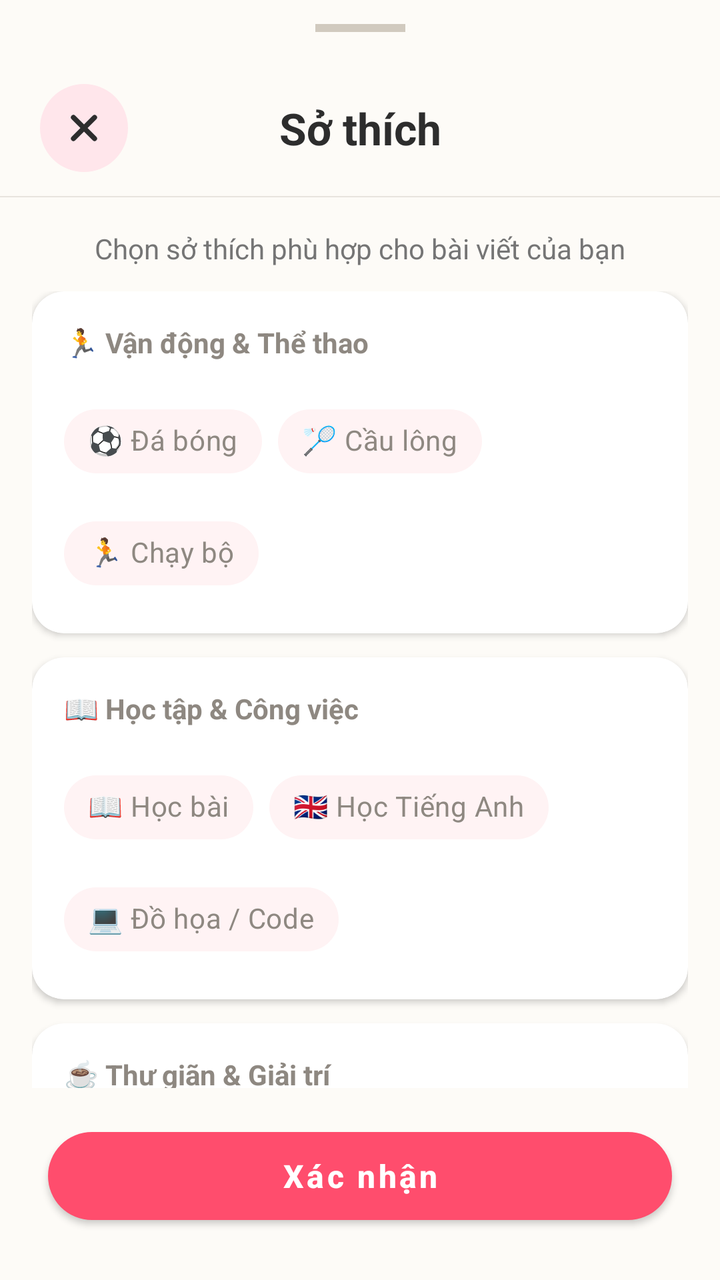
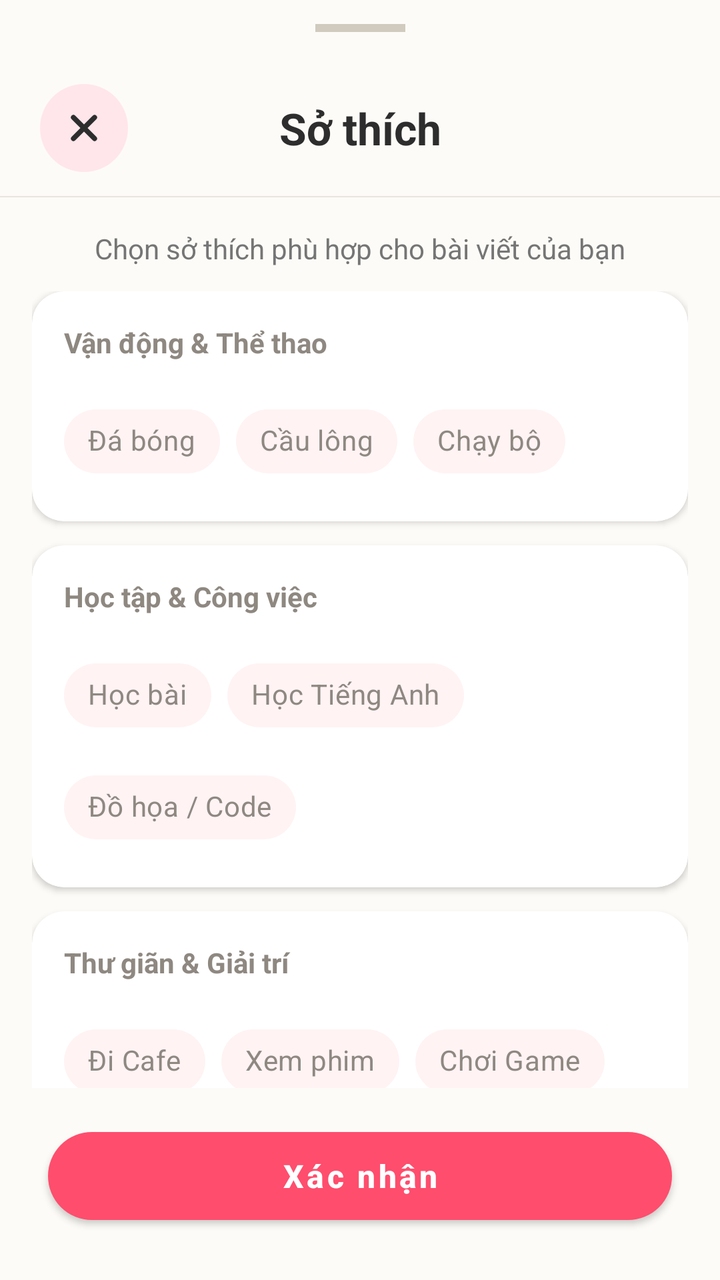

An Android layout rendered at two revisions. The XML below is the earlier revision; the diff shows what the commit changed to produce the second picture.
<!-- AndroidManifest.xml: application theme Theme.Weconnect -->
<!-- res/layout/layout_tag_interest.xml -->
<?xml version="1.0" encoding="utf-8"?>
<androidx.constraintlayout.widget.ConstraintLayout
    xmlns:android="http://schemas.android.com/apk/res/android"
    xmlns:app="http://schemas.android.com/apk/res-auto"
    android:layout_width="match_parent"
    android:layout_height="match_parent"
    android:background="@color/soft_beige"
    android:fitsSystemWindows="true">

    <View
        android:id="@+id/viewHandle"
        android:layout_width="45dp"
        android:layout_height="4dp"
        android:layout_marginTop="12dp"
        android:background="#D1CAbF"
        app:layout_constraintTop_toTopOf="parent"
        app:layout_constraintStart_toStartOf="parent"
        app:layout_constraintEnd_toEndOf="parent" />

    
    <androidx.constraintlayout.widget.ConstraintLayout
        android:id="@+id/headerInterest"
        android:layout_width="match_parent"
        android:layout_height="wrap_content"
        android:layout_marginTop="14dp"
        android:paddingHorizontal="20dp"
        android:paddingTop="12dp"
        android:paddingBottom="12dp"
        app:layout_constraintTop_toBottomOf="@id/viewHandle">

        <ImageView
            android:id="@+id/ivCloseInterest"
            android:layout_width="44dp"
            android:layout_height="44dp"
            android:background="@drawable/bg_action_icon_circle"
            android:clickable="true"
            android:contentDescription="Đóng"
            android:focusable="true"
            android:padding="12dp"
            android:src="@drawable/ic_close"
            app:layout_constraintStart_toStartOf="parent"
            app:layout_constraintTop_toTopOf="parent"
            app:layout_constraintBottom_toBottomOf="parent"
            app:tint="@color/text_primary" />

        <TextView
            android:id="@+id/tvTagTitle"
            android:layout_width="wrap_content"
            android:layout_height="wrap_content"
            android:text="Sở thích"
            android:textColor="@color/text_primary"
            android:textSize="22sp"
            android:textStyle="bold"
            app:layout_constraintTop_toTopOf="parent"
            app:layout_constraintBottom_toBottomOf="parent"
            app:layout_constraintStart_toStartOf="parent"
            app:layout_constraintEnd_toEndOf="parent" />
    </androidx.constraintlayout.widget.ConstraintLayout>

    <View
        android:id="@+id/dividerInterest"
        android:layout_width="match_parent"
        android:layout_height="0.5dp"
        android:background="#E8E4DE"
        app:layout_constraintTop_toBottomOf="@id/headerInterest" />

    
    <TextView
        android:id="@+id/tvInterestDesc"
        android:layout_width="match_parent"
        android:layout_height="wrap_content"
        android:layout_marginTop="16dp"
        android:gravity="center"
        android:paddingHorizontal="24dp"
        android:text="Chọn sở thích phù hợp cho bài viết của bạn"
        android:textColor="@color/text_secondary"
        android:textSize="14sp"
        app:layout_constraintTop_toBottomOf="@id/dividerInterest" />

    <androidx.core.widget.NestedScrollView
        android:id="@+id/scrollContent"
        android:layout_width="match_parent"
        android:layout_height="0dp"
        android:layout_marginTop="12dp"
        android:layout_marginBottom="16dp"
        app:layout_constraintTop_toBottomOf="@id/tvInterestDesc"
        app:layout_constraintBottom_toTopOf="@id/btnOkInterest">

        <LinearLayout
            android:layout_width="match_parent"
            android:layout_height="wrap_content"
            android:orientation="vertical"
            android:paddingHorizontal="16dp">

            
            <com.google.android.material.card.MaterialCardView
                android:layout_width="match_parent"
                android:layout_height="wrap_content"
                android:layout_marginBottom="12dp"
                app:cardBackgroundColor="@color/card_surface"
                app:cardCornerRadius="16dp"
                app:cardElevation="2dp"
                app:strokeWidth="0dp">

                <LinearLayout
                    android:layout_width="match_parent"
                    android:layout_height="wrap_content"
                    android:orientation="vertical"
                    android:padding="16dp">

                    <TextView style="@style/TagCategoryHeader" android:text="🏃 Vận động &amp; Thể thao" />
                    <com.google.android.material.chip.ChipGroup
                        android:id="@+id/groupSport"
                        style="@style/CustomChipGroupStyle"
                        android:layout_marginTop="8dp"
                        android:clipToPadding="false">
                        <com.google.android.material.chip.Chip style="@style/CustomChipChoice" android:text="⚽ Đá bóng" />
                        <com.google.android.material.chip.Chip style="@style/CustomChipChoice" android:text="🏸 Cầu lông" />
                        <com.google.android.material.chip.Chip style="@style/CustomChipChoice" android:text="🏃 Chạy bộ" />
                    </com.google.android.material.chip.ChipGroup>
                </LinearLayout>
            </com.google.android.material.card.MaterialCardView>

            
            <com.google.android.material.card.MaterialCardView
                android:layout_width="match_parent"
                android:layout_height="wrap_content"
                android:layout_marginBottom="12dp"
                app:cardBackgroundColor="@color/card_surface"
                app:cardCornerRadius="16dp"
                app:cardElevation="2dp"
                app:strokeWidth="0dp">

                <LinearLayout
                    android:layout_width="match_parent"
                    android:layout_height="wrap_content"
                    android:orientation="vertical"
                    android:padding="16dp">

                    <TextView style="@style/TagCategoryHeader" android:text="📖 Học tập &amp; Công việc" />
                    <com.google.android.material.chip.ChipGroup
                        android:id="@+id/groupStudy"
                        style="@style/CustomChipGroupStyle"
                        android:layout_marginTop="8dp">
                        <com.google.android.material.chip.Chip style="@style/CustomChipChoice" android:text="📖 Học bài" />
                        <com.google.android.material.chip.Chip style="@style/CustomChipChoice" android:text="🇬🇧 Học Tiếng Anh" />
                        <com.google.android.material.chip.Chip style="@style/CustomChipChoice" android:text="💻 Đồ họa / Code" />
                    </com.google.android.material.chip.ChipGroup>
                </LinearLayout>
            </com.google.android.material.card.MaterialCardView>

            
            <com.google.android.material.card.MaterialCardView
                android:layout_width="match_parent"
                android:layout_height="wrap_content"
                android:layout_marginBottom="12dp"
                app:cardBackgroundColor="@color/card_surface"
                app:cardCornerRadius="16dp"
                app:cardElevation="2dp"
                app:strokeWidth="0dp">

                <LinearLayout
                    android:layout_width="match_parent"
                    android:layout_height="wrap_content"
                    android:orientation="vertical"
                    android:padding="16dp">

                    <TextView style="@style/TagCategoryHeader" android:text="☕ Thư giãn &amp; Giải trí" />
                    <com.google.android.material.chip.ChipGroup
                        android:id="@+id/groupChill"
                        style="@style/CustomChipGroupStyle"
                        android:layout_marginTop="8dp">
                        <com.google.android.material.chip.Chip style="@style/CustomChipChoice" android:text="☕ Đi Cafe" />
                        <com.google.android.material.chip.Chip style="@style/CustomChipChoice" android:text="🍿 Xem phim" />
                        <com.google.android.material.chip.Chip style="@style/CustomChipChoice" android:text="🎮 Chơi Game" />
                    </com.google.android.material.chip.ChipGroup>
                </LinearLayout>
            </com.google.android.material.card.MaterialCardView>

        </LinearLayout>
    </androidx.core.widget.NestedScrollView>

    <com.google.android.material.button.MaterialButton
        android:id="@+id/btnOkInterest"
        android:layout_width="0dp"
        android:layout_height="56dp"
        android:layout_marginHorizontal="24dp"
        android:layout_marginBottom="24dp"
        android:text="Xác nhận"
        android:textAllCaps="false"
        android:textColor="@android:color/white"
        android:textSize="16sp"
        android:textStyle="bold"
        app:backgroundTint="@color/primary_pink"
        app:cornerRadius="28dp"
        app:elevation="6dp"
        app:layout_constraintBottom_toBottomOf="parent"
        app:layout_constraintStart_toStartOf="parent"
        app:layout_constraintEnd_toEndOf="parent" />

</androidx.constraintlayout.widget.ConstraintLayout>
<!-- resources referenced by this layout -->
<resources>
  <color name="card_surface">#FFFFFF</color>
  <color name="primary_pink">#FF4D6D</color>
  <color name="soft_beige">#FDFBF7</color>
  <color name="text_primary">#2D2D2D</color>
  <color name="text_secondary">#757575</color>
  <!-- drawable bg_action_icon_circle (drawable) -->
  <?xml version="1.0" encoding="utf-8"?>
  <shape xmlns:android="http://schemas.android.com/apk/res/android"
      android:shape="oval">
      <solid android:color="@color/secondary_pink" />
  </shape>
  <!-- drawable ic_close (drawable) -->
  <vector xmlns:android="http://schemas.android.com/apk/res/android"
      android:width="800dp"
      android:height="800dp"
      android:viewportWidth="1024"
      android:viewportHeight="1024">
    <path
        android:pathData="M195.2,195.2a64,64 0,0 1,90.5 0L512,421.5 738.3,195.2a64,64 0,0 1,90.5 90.5L602.5,512 828.8,738.3a64,64 0,0 1,-90.5 90.5L512,602.5 285.7,828.8a64,64 0,0 1,-90.5 -90.5L421.5,512 195.2,285.7a64,64 0,0 1,0 -90.5z"
        android:fillColor="#000000"/>
  </vector>
  <style name="CustomChipGroupStyle">
          <item name="android:layout_width">match_parent</item>
          <item name="android:layout_height">wrap_content</item>
          <item name="chipSpacingHorizontal">8dp</item>
          <item name="chipSpacingVertical">8dp</item>
          <item name="singleSelection">true</item>
      </style>
  <style name="TagCategoryHeader">
          <item name="android:layout_width">match_parent</item>
          <item name="android:layout_height">wrap_content</item>
          <item name="android:textColor">#8E8881</item>
          <item name="android:textSize">14sp</item>
          <item name="android:textStyle">bold</item>
          <item name="android:paddingBottom">8dp</item>
      </style>
  <style name="Theme.Weconnect" parent="Theme.MaterialComponents.DayNight.NoActionBar">
          <item name="materialAlertDialogTheme">@style/Dialog.App</item>
      </style>
  <color name="secondary_pink">#FFE6EB</color>
  <!-- drawable ic_check (drawable) -->
  <vector xmlns:android="http://schemas.android.com/apk/res/android"
      android:width="800dp"
      android:height="800dp"
      android:viewportWidth="24"
      android:viewportHeight="24">
    <path
        android:pathData="M4,12.611L8.923,17.5L20,6.5"
        android:strokeLineJoin="round"
        android:strokeWidth="2"
        android:fillColor="#00000000"
        android:strokeColor="#000000"
        android:strokeLineCap="round"/>
  </vector>
  <style name="Dialog.App" parent="ThemeOverlay.MaterialComponents.MaterialAlertDialog">
          <item name="alertDialogStyle">@style/MaterialAlertDialog.App</item>
          <item name="buttonBarNegativeButtonStyle">@style/Dialog.App.ButtonNegative</item>
          <item name="buttonBarPositiveButtonStyle">@style/Dialog.App.ButtonPositive</item>
          <item name="buttonBarNeutralButtonStyle">@style/Dialog.App.ButtonNeutral</item>
      </style>
  <style name="MaterialAlertDialog.App" parent="MaterialAlertDialog.MaterialComponents">
          <item name="shapeAppearance">@style/ShapeAppearance.App.Dialog</item>
      </style>
  <style name="Dialog.App.ButtonNegative" parent="Widget.MaterialComponents.Button.TextButton.Dialog">
          <item name="android:textColor">@color/primary_pink</item>
          <item name="android:fontFamily">sans-serif-medium</item>
      </style>
  <style name="Dialog.App.ButtonPositive" parent="Widget.MaterialComponents.Button.TextButton.Dialog">
          <item name="android:textColor">@color/primary_pink</item>
          <item name="android:textStyle">bold</item>
          <item name="android:fontFamily">sans-serif-medium</item>
      </style>
  <style name="Dialog.App.ButtonNeutral" parent="Widget.MaterialComponents.Button.TextButton.Dialog">
          <item name="android:textColor">@color/text_secondary</item>
          <item name="android:fontFamily">sans-serif-medium</item>
      </style>
  <style name="ShapeAppearance.App.Dialog" parent="">
          <item name="cornerFamily">rounded</item>
          <item name="cornerSize">20dp</item>
      </style>
  <!-- unchanged entries left out for length: 1 -->
</resources>

<!-- the commit's change to res/layout/layout_tag_interest.xml (unified diff, before → after) -->
@@ -108,15 +108,15 @@
                     android:orientation="vertical"
                     android:padding="16dp">
 
-                    <TextView style="@style/TagCategoryHeader" android:text="🏃 Vận động &amp; Thể thao" />
+                    <TextView style="@style/TagCategoryHeader" android:text="Vận động &amp; Thể thao" />
                     <com.google.android.material.chip.ChipGroup
                         android:id="@+id/groupSport"
                         style="@style/CustomChipGroupStyle"
                         android:layout_marginTop="8dp"
                         android:clipToPadding="false">
-                        <com.google.android.material.chip.Chip style="@style/CustomChipChoice" android:text="⚽ Đá bóng" />
-                        <com.google.android.material.chip.Chip style="@style/CustomChipChoice" android:text="🏸 Cầu lông" />
-                        <com.google.android.material.chip.Chip style="@style/CustomChipChoice" android:text="🏃 Chạy bộ" />
+                        <com.google.android.material.chip.Chip style="@style/CustomChipChoice" android:text="Đá bóng" />
+                        <com.google.android.material.chip.Chip style="@style/CustomChipChoice" android:text="Cầu lông" />
+                        <com.google.android.material.chip.Chip style="@style/CustomChipChoice" android:text="Chạy bộ" />
                     </com.google.android.material.chip.ChipGroup>
                 </LinearLayout>
             </com.google.android.material.card.MaterialCardView>
@@ -137,14 +137,14 @@
                     android:orientation="vertical"
                     android:padding="16dp">
 
-                    <TextView style="@style/TagCategoryHeader" android:text="📖 Học tập &amp; Công việc" />
+                    <TextView style="@style/TagCategoryHeader" android:text="Học tập &amp; Công việc" />
                     <com.google.android.material.chip.ChipGroup
                         android:id="@+id/groupStudy"
                         style="@style/CustomChipGroupStyle"
                         android:layout_marginTop="8dp">
-                        <com.google.android.material.chip.Chip style="@style/CustomChipChoice" android:text="📖 Học bài" />
-                        <com.google.android.material.chip.Chip style="@style/CustomChipChoice" android:text="🇬🇧 Học Tiếng Anh" />
-                        <com.google.android.material.chip.Chip style="@style/CustomChipChoice" android:text="💻 Đồ họa / Code" />
+                        <com.google.android.material.chip.Chip style="@style/CustomChipChoice" android:text="Học bài" />
+                        <com.google.android.material.chip.Chip style="@style/CustomChipChoice" android:text="Học Tiếng Anh" />
+                        <com.google.android.material.chip.Chip style="@style/CustomChipChoice" android:text="Đồ họa / Code" />
                     </com.google.android.material.chip.ChipGroup>
                 </LinearLayout>
             </com.google.android.material.card.MaterialCardView>
@@ -165,14 +165,14 @@
                     android:orientation="vertical"
                     android:padding="16dp">
 
-                    <TextView style="@style/TagCategoryHeader" android:text="☕ Thư giãn &amp; Giải trí" />
+                    <TextView style="@style/TagCategoryHeader" android:text="Thư giãn &amp; Giải trí" />
                     <com.google.android.material.chip.ChipGroup
                         android:id="@+id/groupChill"
                         style="@style/CustomChipGroupStyle"
                         android:layout_marginTop="8dp">
-                        <com.google.android.material.chip.Chip style="@style/CustomChipChoice" android:text="☕ Đi Cafe" />
-                        <com.google.android.material.chip.Chip style="@style/CustomChipChoice" android:text="🍿 Xem phim" />
-                        <com.google.android.material.chip.Chip style="@style/CustomChipChoice" android:text="🎮 Chơi Game" />
+                        <com.google.android.material.chip.Chip style="@style/CustomChipChoice" android:text="Đi Cafe" />
+                        <com.google.android.material.chip.Chip style="@style/CustomChipChoice" android:text="Xem phim" />
+                        <com.google.android.material.chip.Chip style="@style/CustomChipChoice" android:text="Chơi Game" />
                     </com.google.android.material.chip.ChipGroup>
                 </LinearLayout>
             </com.google.android.material.card.MaterialCardView>
